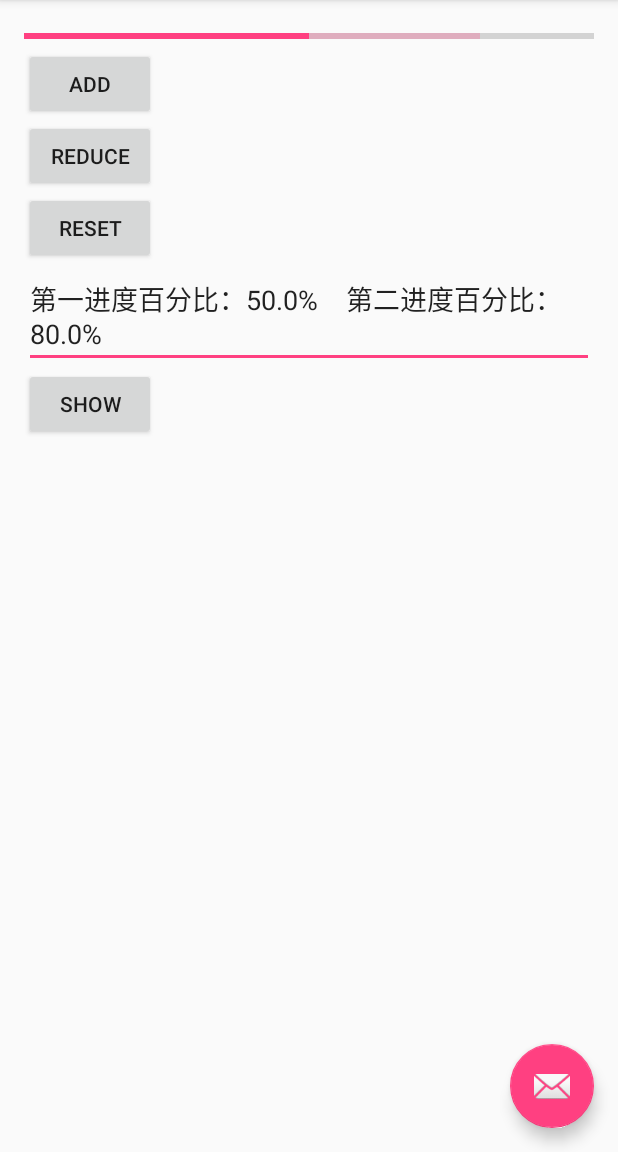
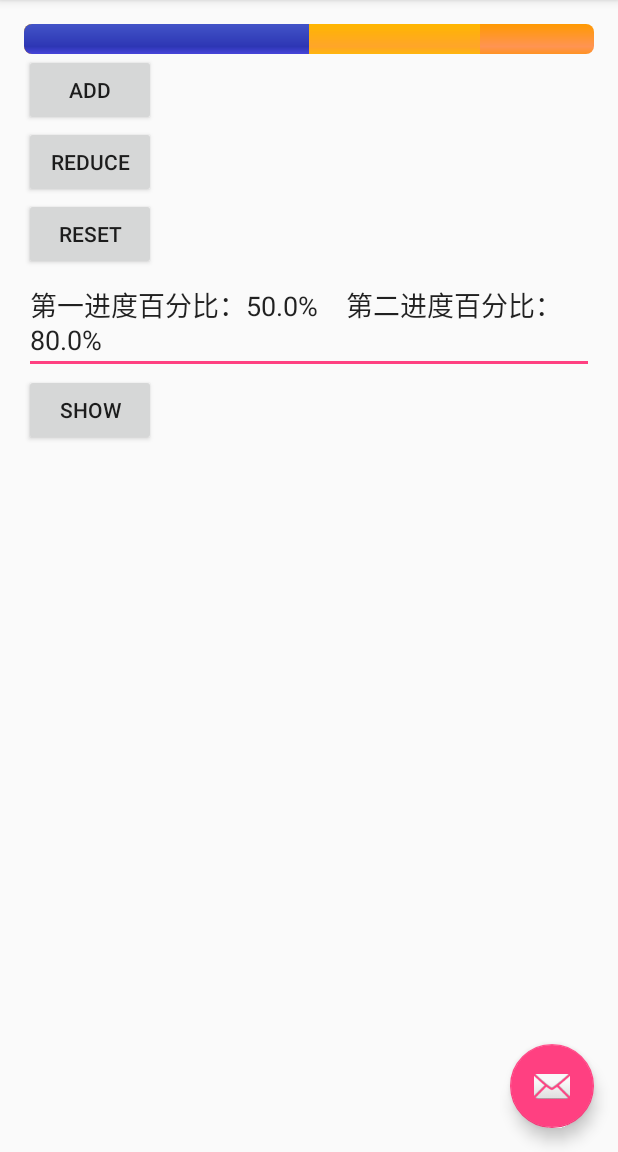
Before and after one commit to sora003/ProgressBar, an Android app: the screen it shows after launch (MainActivity), on a phone screen of 412 x 824 dp, the part 84-1236 px from its top. Run offline under Robolectric (Android 15) with nearby library versions, the phone set to English and light mode, and no system bars.

Commit message:
Added 自定义进度条样式

```diff
--- a/app/src/main/java/com/sora/progressbar/MainActivity.java
+++ b/app/src/main/java/com/sora/progressbar/MainActivity.java
@@ -154,8 +154,8 @@ public class MainActivity extends AppCompatActivity {
                     break;
                 }
             }
-            //editText.setText("第一进度百分比："+(int)(progressBar.getProgress()/(float)progressBar.getMax()*100)+
-           //         "%    第二进度百分比："+(int)(progressBar.getSecondaryProgress()/(float)progressBar.getMax()*100)+"%");
+            editText.setText("第一进度百分比："+(int)(progressBar.getProgress()/(float)progressBar.getMax()*100)+
+                    "%    第二进度百分比："+(int)(progressBar.getSecondaryProgress()/(float)progressBar.getMax()*100)+"%");
         }
     }
 }
--- /dev/null
+++ b/app/src/main/res/drawable/progress_bar.xml
@@ -0,0 +1,49 @@
+<?xml version="1.0" encoding="utf-8"?>
+
+
+<layer-list xmlns:android="http://schemas.android.com/apk/res/android">
+
+    <item android:id="@android:id/background">
+        <shape>
+            <corners android:radius="5dip" />
+            <gradient
+                android:startColor="#FF9900"
+                android:centerColor="#FF9453"
+                android:centerY="0.75"
+                android:endColor="#FF9324"
+                android:angle="270"
+                />
+        </shape>
+    </item>
+
+    <item android:id="@android:id/secondaryProgress">
+        <clip>
+            <shape>
+                <corners android:radius="5dip" />
+                <gradient
+                    android:startColor="#80ffd300"
+                    android:centerColor="#80ffb600"
+                    android:centerY="0.75"
+                    android:endColor="#a0ffcb00"
+                    android:angle="270"
+                    />
+            </shape>
+        </clip>
+    </item>
+
+    <item android:id="@android:id/progress">
+        <clip>
+            <shape>
+                <corners android:radius="5dip" />
+                <gradient
+                    android:startColor="#4254c7"
+                    android:centerColor="#2d36b4"
+                    android:centerY="0.75"
+                    android:endColor="#4745d9"
+                    android:angle="270"
+                    />
+            </shape>
+        </clip>
+    </item>
+
+</layer-list>
--- a/app/src/main/res/layout/content_main.xml
+++ b/app/src/main/res/layout/content_main.xml
@@ -17,7 +17,8 @@
         android:secondaryProgress="80"
         android:progress="50"
         android:max="100"
-        style="?android:attr/progressBarStyleHorizontal"
+        android:progressDrawable="@drawable/progress_bar"
+        style="@android:style/Widget.ProgressBar.Horizontal"
         android:layout_width="match_parent"
         android:layout_height="wrap_content"
         android:id="@+id/progressBar" />
```
